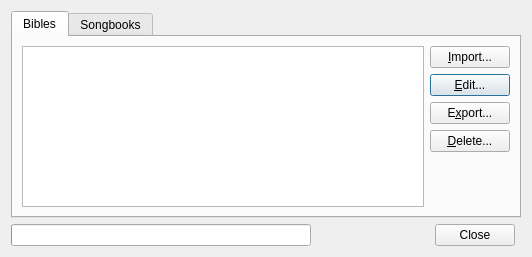
This is src/managedatadialog.ui in SoftProjector/src as Qt 5 draws it before an edit. The edited form follows.
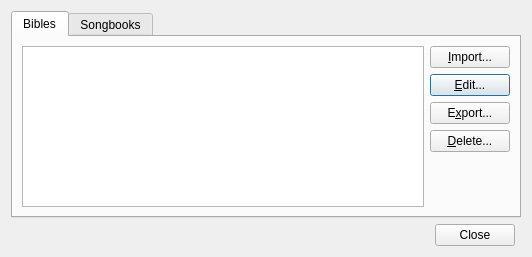
This is the edited form.

Patch:
```diff
--- a/src/managedatadialog.ui
+++ b/src/managedatadialog.ui
@@ -186,22 +186,6 @@
      </widget>
     </widget>
    </item>
-   <item row="1" column="0">
-    <widget class="QProgressBar" name="pbar">
-     <property name="minimumSize">
-      <size>
-       <width>300</width>
-       <height>0</height>
-      </size>
-     </property>
-     <property name="alignment">
-      <set>Qt::AlignCenter</set>
-     </property>
-     <property name="format">
-      <string>%v  -  %p%</string>
-     </property>
-    </widget>
-   </item>
    <item row="1" column="1">
     <spacer name="horizontalSpacer">
      <property name="orientation">
```
Left out of the diff: 2 changed lines with no effect on the pictures.
